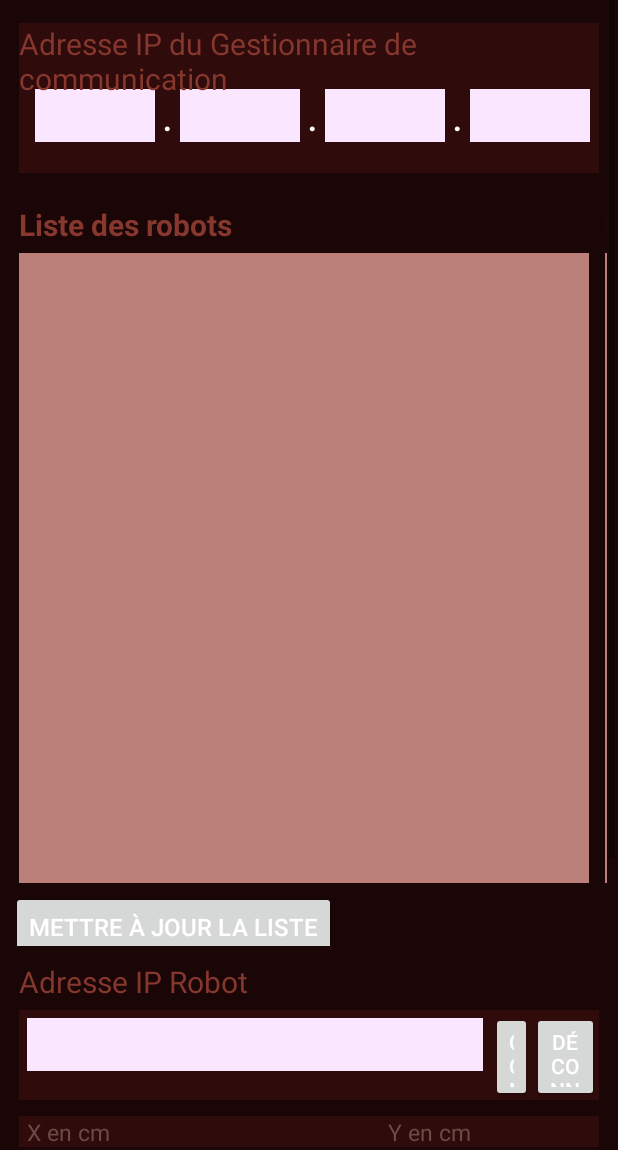
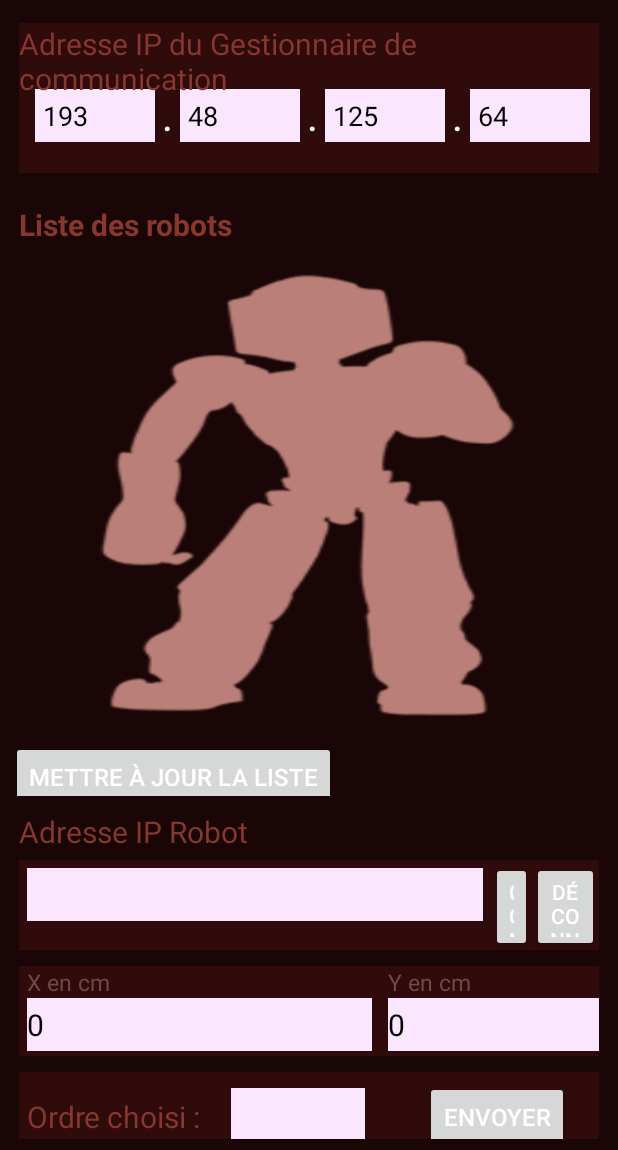
Before and after one commit to AppProjectPolytechRS2016/Tablette, an Android app: the layout activity_main.xml on its own in the app's theme, with its tools: preview values and no code run, on a phone screen of 412 x 824 dp, the part 86-1236 px from its top. Run offline under Robolectric (Android 15) with nearby library versions, the phone set to English and light mode, and no system bars.

Commit message:
Last version of the app

```diff
--- a/RS_2016/app/src/main/AndroidManifest.xml
+++ b/RS_2016/app/src/main/AndroidManifest.xml
@@ -23,7 +23,7 @@
         <activity
             android:name=".MainActivity"
             android:windowSoftInputMode="adjustResize"
-            android:screenOrientation="landscape"
+            android:screenOrientation="portrait"
             android:label="@string/app_name">
             <intent-filter>
                 <action android:name="android.intent.action.MAIN" />
--- a/RS_2016/app/src/main/res/layout/activity_main.xml
+++ b/RS_2016/app/src/main/res/layout/activity_main.xml
@@ -8,10 +8,12 @@
     android:paddingBottom="@dimen/activity_vertical_margin" tools:context=".MainActivity"
     android:id="@+id/background"
     android:background="@color/color_genral_background">
-    <ScrollView
+
+    <RelativeLayout
         android:layout_width="match_parent"
         android:layout_height="wrap_content"
-        android:background="@color/color_genral_background">
+        android:background="@color/color_genral_background"
+        android:id="@+id/scrollView">
         <LinearLayout
             android:orientation="vertical"
             android:layout_width="fill_parent"
@@ -74,7 +76,8 @@
                         android:maxLength="3"
                         android:numeric="integer"
                         android:imeOptions="actionNext"
-                        android:textColor="@color/color_default_font" />
+                        android:textColor="@color/color_default_font"
+                        android:text="193" />
 
                     <TextView
                         android:layout_width="wrap_content"
@@ -106,7 +109,8 @@
                         android:maxLength="3"
                         android:imeOptions="actionNext"
                         android:autoText="false"
-                        android:textColor="@color/color_default_font" />
+                        android:textColor="@color/color_default_font"
+                        android:text="48" />
 
                     <TextView
                         android:layout_width="wrap_content"
@@ -138,7 +142,8 @@
                         android:layout_marginRight="@dimen/default_margin_10inches"
                         android:maxLength="3"
                         android:imeOptions="actionNext"
-                        android:textColor="@color/color_default_font" />
+                        android:textColor="@color/color_default_font"
+                        android:text="125" />
 
                     <TextView
                         android:layout_width="wrap_content"
@@ -169,7 +174,8 @@
                         android:layout_marginRight="@dimen/right_margin_between_elmt_10inches"
                         android:maxLength="3"
                         android:imeOptions="actionDone"
-                        android:textColor="@color/color_default_font" />
+                        android:textColor="@color/color_default_font"
+                        android:text="64" />
 
                     <Button
                         android:layout_width="wrap_content"
@@ -259,10 +265,10 @@
                         android:id="@+id/listViewRobot"
                         android:layout_row="4"
                         android:layout_column="0"
-                        android:background="@color/color_list_background"
                         android:choiceMode="singleChoice"
                         android:layout_gravity="center"
-                        android:clickable="true" />
+                        android:clickable="true"
+                        android:background="@drawable/nao" />
 
                     <ListView
                         android:layout_width="@dimen/listView_width_10inches"
@@ -270,9 +276,10 @@
                         android:id="@+id/listViewFeatures"
                         android:layout_row="4"
                         android:layout_column="1"
-                        android:background="@color/color_list_background"
                         android:choiceMode="singleChoice"
-                        android:layout_gravity="center" />
+                        android:layout_gravity="center"
+                        android:background="@drawable/rob"
+                        android:backgroundTint="@color/color_list_background" />
 
                     <Button
                         android:layout_width="wrap_content"
@@ -424,7 +431,7 @@
                             android:layout_column="0"
                             android:textSize="@dimen/editText_textSize_10inches"
                             android:background="@color/color_background_editText"
-                            android:maxLength="3"
+                            android:maxLength="4"
                             android:imeOptions="actionNext"
                             android:text="0"
                             android:layout_marginLeft="@dimen/default_margin_10inches"
@@ -444,7 +451,7 @@
                             android:background="@color/color_background_editText"
                             android:layout_marginLeft="@dimen/default_margin_10inches"
                             android:layout_marginRight="@dimen/default_margin_10inches"
-                            android:maxLength="3"
+                            android:maxLength="4"
                             android:imeOptions="actionNext"
                             android:text="0"
                             android:textColor="@color/color_default_font" />
@@ -462,7 +469,7 @@
                             android:background="@color/color_background_editText"
                             android:layout_marginLeft="@dimen/default_margin_10inches"
                             android:layout_marginRight="@dimen/default_margin_10inches"
-                            android:maxLength="3"
+                            android:maxLength="4"
                             android:imeOptions="actionDone"
                             android:text="0"
                             android:layout_gravity="center"
@@ -527,7 +534,12 @@
 
             </GridLayout>
 
+            <FrameLayout
+                android:layout_width="wrap_content"
+                android:layout_height="240dp"
+                android:background="@drawable/piedpage"></FrameLayout>
+
         </LinearLayout>
-    </ScrollView>
+    </RelativeLayout>
 
 </RelativeLayout>
--- a/RS_2016/app/src/main/res/values/dimens.xml
+++ b/RS_2016/app/src/main/res/values/dimens.xml
@@ -8,11 +8,11 @@
     <!-- Dimensions for the blocks that form the layout of the app -->
     <dimen name="titleBlock_editText_height_10inches">50dp</dimen>
     <dimen name="ipBlock_height_10inches">100dp</dimen>
-    <dimen name="listBlock_height_10inches">500dp</dimen>
-    <dimen name="orderBlock_height_10inches">370dp</dimen>
+    <dimen name="listBlock_height_10inches">400dp</dimen>
+    <dimen name="orderBlock_height_10inches">260dp</dimen>
     <dimen name="spaceBlock_height_10inches">10dp</dimen>
 	<dimen name="listView_width_10inches">380dp</dimen>
-	<dimen name="listView_height_10inches">420dp</dimen>
+	<dimen name="listView_height_10inches">320dp</dimen>
 	<dimen name="tableOrder_width_10inches">400dp</dimen>
 	<dimen name="tableOrder_height_10inches">60dp</dimen>
 	<dimen name="sendBlock_height_10inches">50dp</dimen>
```
Also changed, not shown: RS_2016/app/src/main/java/com/app/rs_2016/CheckUserChoice.java (+0 -15 lines), RS_2016/app/src/main/java/com/app/rs_2016/MainActivity.java (+82 -31 lines), RS_2016/app/src/main/res/drawable/nao.png (added), RS_2016/app/src/main/res/drawable/naoo.png (added), RS_2016/app/src/main/res/drawable/piedpage.png (added), RS_2016/app/src/main/res/drawable/rob.png (added), 1 other file.
